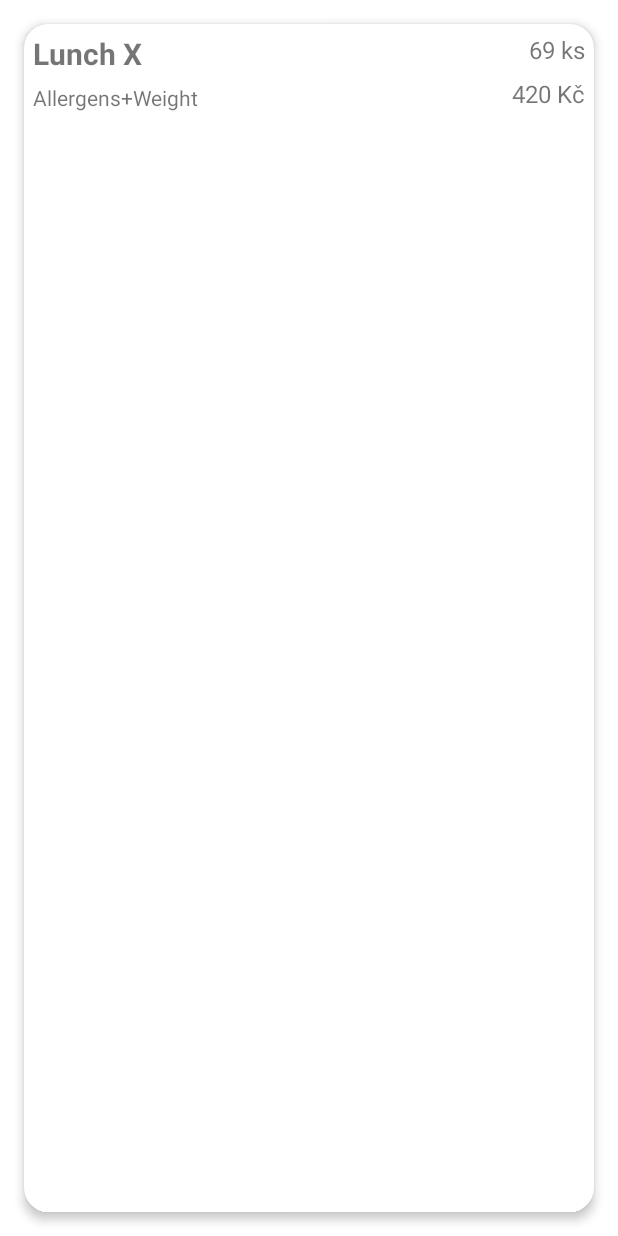
After one commit to MarekHavel/ITU, an Android app: the layout card_dish.xml on its own in the app's theme, with its tools: preview values and no code run, on a phone screen of 412 x 824 dp. The commit adds this screen. Run offline under Robolectric (Android 15) with nearby library versions, the phone set to English and light mode, and no system bars.

Commit message:
Added cards to UI, filling with data. Also included - support for data binding. Soon...

```diff
--- a/frontend/app/build.gradle.kts
+++ b/frontend/app/build.gradle.kts
@@ -1,3 +1,5 @@
+import com.android.build.api.dsl.Lint
+
 plugins {
     id("com.android.application")
 }
@@ -28,6 +30,7 @@ android {
     }
     buildFeatures {
         viewBinding = true
+        dataBinding = true
     }
 }
 
--- /dev/null
+++ b/frontend/app/src/main/res/layout/card_dish.xml
@@ -0,0 +1,71 @@
+<?xml version="1.0" encoding="utf-8"?>
+
+<com.google.android.material.card.MaterialCardView xmlns:android="http://schemas.android.com/apk/res/android"
+    xmlns:app="http://schemas.android.com/apk/res-auto"
+    xmlns:tools="http://schemas.android.com/tools"
+    android:layout_width="match_parent"
+    android:layout_height="match_parent"
+    android:layout_margin="16dp"
+    app:cardCornerRadius="16dp"
+    app:cardElevation="4dp">
+
+    <androidx.constraintlayout.widget.ConstraintLayout
+        android:layout_width="match_parent"
+        android:layout_height="wrap_content">
+
+        <com.google.android.material.textview.MaterialTextView
+            android:id="@+id/text_view_name"
+            android:layout_width="wrap_content"
+            android:layout_height="wrap_content"
+            android:layout_marginStart="6dp"
+            android:layout_marginTop="6dp"
+            android:ellipsize="end"
+            android:textSize="20sp"
+            android:textStyle="bold"
+            app:layout_constraintEnd_toStartOf="@+id/text_view_count"
+            app:layout_constraintHorizontal_bias="0.0"
+            app:layout_constraintStart_toStartOf="parent"
+            app:layout_constraintTop_toTopOf="parent"
+            tools:text="Lunch X" />
+
+        <com.google.android.material.textview.MaterialTextView
+            android:id="@+id/text_view_extra_info"
+            android:layout_width="wrap_content"
+            android:layout_height="wrap_content"
+            android:layout_marginStart="6dp"
+            android:layout_marginTop="6dp"
+            android:layout_marginEnd="10dp"
+            android:layout_marginBottom="6dp"
+            app:layout_constraintBottom_toBottomOf="parent"
+            app:layout_constraintEnd_toStartOf="@+id/text_view_price"
+            app:layout_constraintHorizontal_bias="0.0"
+            app:layout_constraintStart_toStartOf="parent"
+            app:layout_constraintTop_toBottomOf="@+id/text_view_name"
+            tools:text="Allergens+Weight" />
+
+        <com.google.android.material.textview.MaterialTextView
+            android:id="@+id/text_view_count"
+            android:layout_width="wrap_content"
+            android:layout_height="wrap_content"
+            android:layout_marginTop="6dp"
+            android:layout_marginEnd="6dp"
+            android:textSize="16sp"
+            app:layout_constraintEnd_toEndOf="parent"
+            app:layout_constraintTop_toTopOf="parent"
+            tools:text="69 ks" />
+
+        <com.google.android.material.textview.MaterialTextView
+            android:id="@+id/text_view_price"
+            android:layout_width="wrap_content"
+            android:layout_height="wrap_content"
+            android:layout_marginTop="6dp"
+            android:layout_marginEnd="6dp"
+            android:layout_marginBottom="6dp"
+            android:textSize="16sp"
+            app:layout_constraintBottom_toBottomOf="parent"
+            app:layout_constraintEnd_toEndOf="parent"
+            app:layout_constraintTop_toBottomOf="@+id/text_view_count"
+            tools:text="420 Kč" />
+    </androidx.constraintlayout.widget.ConstraintLayout>
+
+</com.google.android.material.card.MaterialCardView>
```
Also changed, not shown: frontend/app/src/main/java/eu/havy/canteen/api/Api.java (+17 -3 lines), frontend/app/src/main/java/eu/havy/canteen/model/Dish.java (added, +59 -0 lines), frontend/app/src/main/java/eu/havy/canteen/ui/order_food/OrderFoodFragment.java (+83 -9 lines), frontend/app/src/main/java/eu/havy/canteen/ui/order_food/OrderFoodViewModel.java (+78 -3 lines), frontend/app/src/main/res/layout/fragment_order_food.xml (+18 -13 lines).
